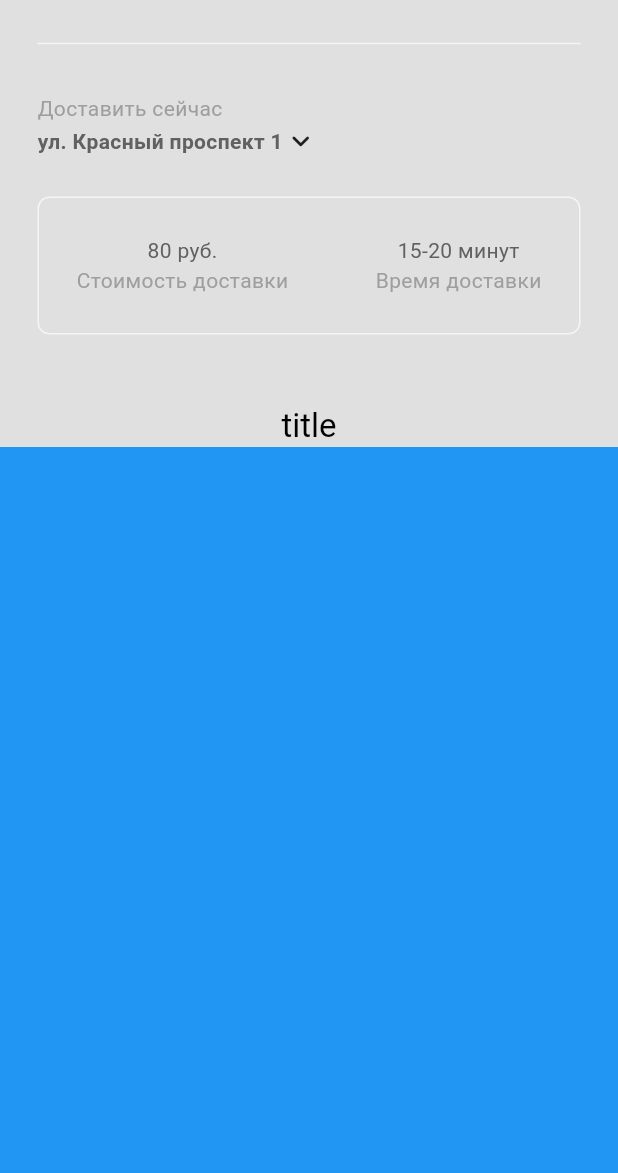
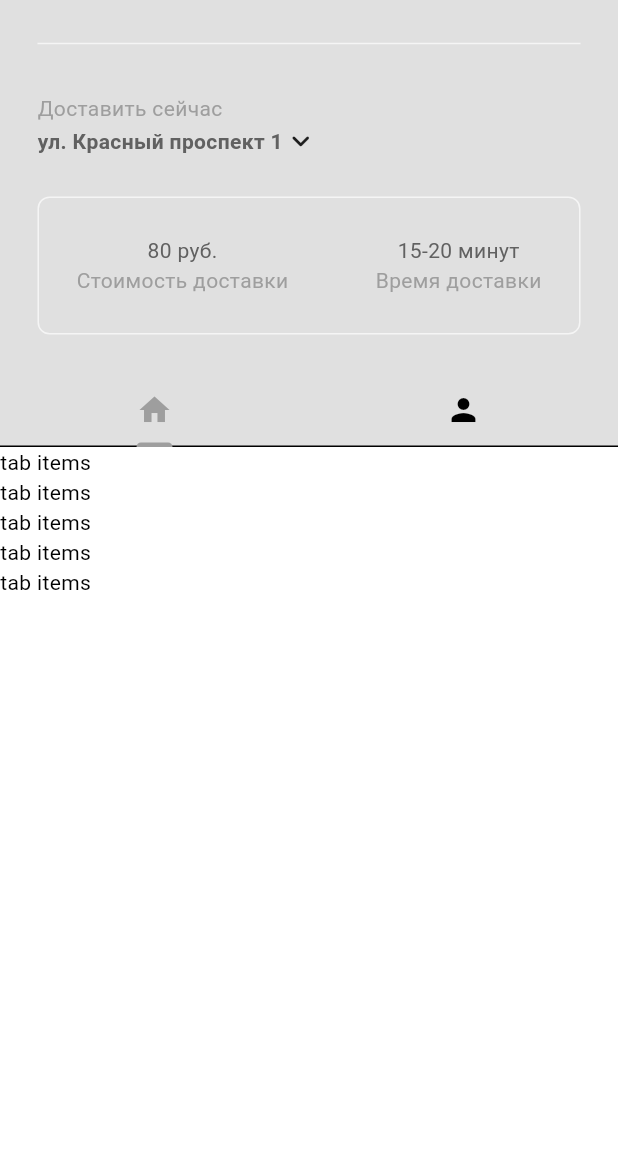
Before and after one commit to artschedrov/nsuem_flutter_app, a Flutter app: the HomePage screen opened directly, on a phone screen of 412 x 824 dp, the part 63-1236 px from its top. Run offline on Flutter 3.47's test engine with Material 3 defaults, Android fonts, the phone set to English and light mode, and no system bars.

Commit message:
табы

```diff
--- /dev/null
+++ b/lib/components/food_tab_bar.dart
@@ -0,0 +1,27 @@
+import 'package:flutter/material.dart';
+
+class FoodTabBar extends StatelessWidget {
+  final TabController tabController;
+
+  const FoodTabBar({
+    super.key,
+    required this.tabController,
+  });
+
+  @override
+  Widget build(BuildContext context) {
+    return Container(
+      child: TabBar(
+        controller: tabController,
+        tabs: [
+          Tab(
+            icon: Icon(Icons.home)
+          ),
+          Tab(
+              icon: Icon(Icons.person)
+          )
+        ],
+      ),
+    );
+  }
+}
--- a/lib/pages/home_page.dart
+++ b/lib/pages/home_page.dart
@@ -1,6 +1,7 @@
 import 'package:flutter/material.dart';
 import 'package:food_app/components/curr_location.dart';
 import 'package:food_app/components/delivery_description.dart';
+import 'package:food_app/components/food_tab_bar.dart';
 import 'package:food_app/components/menu_sidebar.dart';
 import '../components/sliver_bar.dart';
 
@@ -11,7 +12,21 @@ class HomePage extends StatefulWidget {
   State<HomePage> createState() => _HomePageState();
 }
 
-class _HomePageState extends State<HomePage> {
+class _HomePageState extends State<HomePage> with SingleTickerProviderStateMixin {
+  late TabController _tabController;
+
+  @override
+  void initState() {
+    super.initState();
+    _tabController = TabController(length: 2, vsync: this);
+  }
+
+  @override
+  void dispose() {
+    _tabController.dispose();
+    super.dispose();
+  }
+
   @override
   Widget build(BuildContext context) {
     return Scaffold(
@@ -20,7 +35,7 @@ class _HomePageState extends State<HomePage> {
       body: NestedScrollView(
         headerSliverBuilder: (context,innerBoxIsScrolled) => [
           NewSliverBar(
-            title: Text("title"),
+            title: FoodTabBar(tabController: _tabController),
             child: Column(
               mainAxisAlignment: MainAxisAlignment.end,
               children: [
@@ -29,14 +44,26 @@ class _HomePageState extends State<HomePage> {
                   endIndent: 25,
                   color: Theme.of(context).colorScheme.secondary,
                 ),
-                const CurrLocation(),
+                CurrLocation(),
                 const DeliveryDescription()
               ],
             ),
           )
         ],
-      body: Container(color: Colors.blue),
-      ),
+        body: TabBarView(
+          controller: _tabController,
+          children: [
+            ListView.builder(
+                itemCount: 5,
+                itemBuilder: (context, index) => Text("tab items"),
+            ),
+            ListView.builder(
+              itemCount: 5,
+              itemBuilder: (context, index) => Text("tab items"),
+            ),
+          ],
+        ),
+      )
     );
   }
 }
```
